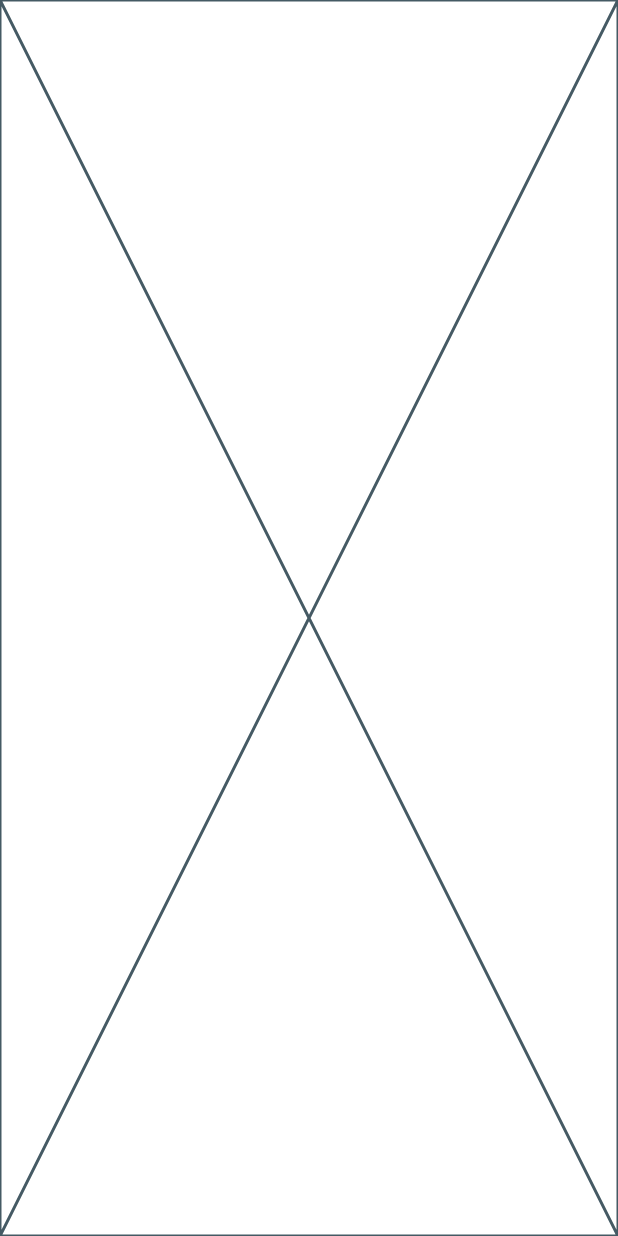
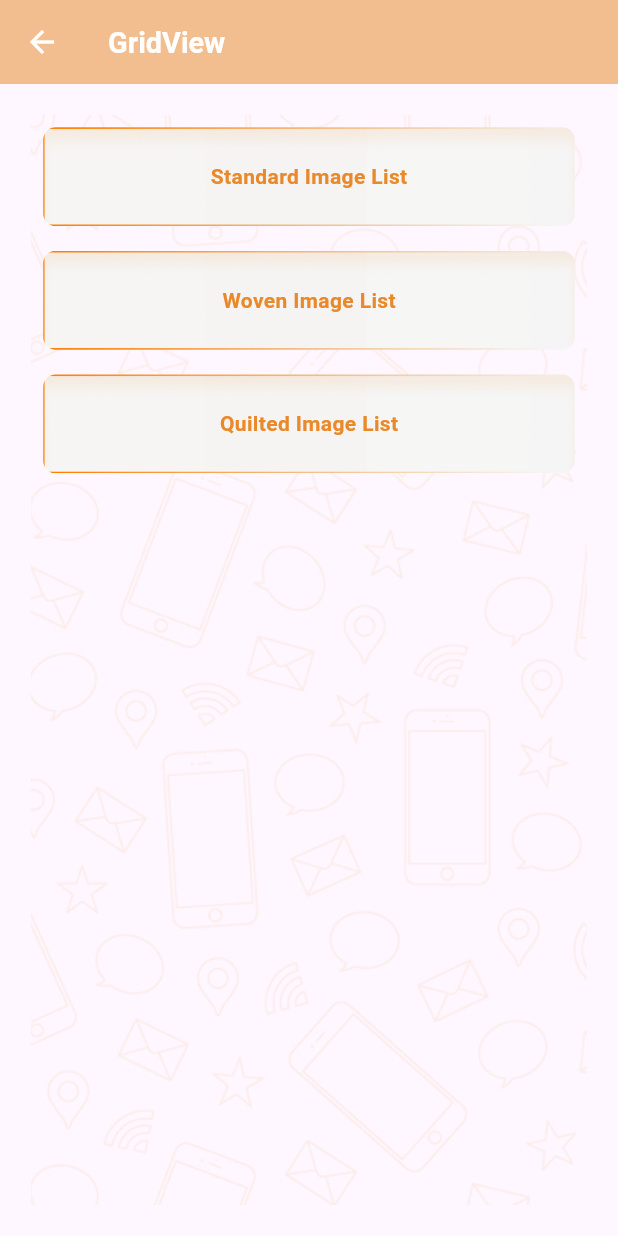
Before and after one commit to jemishmiracle/flutter_ui_component, a Flutter app: the screen it shows after launch, after a tap on "GridView", on a phone screen of 412 x 824 dp. Run offline on Flutter 3.47's test engine with Material 3 defaults, Android fonts, the phone set to English and light mode, and no system bars; our stand-ins replace get, sizer.

Commit message:
GridViewPage in standrand page complete and woven page working

```diff
--- a/lib/Constants/ImagePath.dart
+++ b/lib/Constants/ImagePath.dart
@@ -86,5 +86,5 @@ class ImagePath{
   static const travelImg10 = 'assets/Image/travel10.png';
   static const lakeImg1 = 'assets/Image/lake 1.png';
   static const lakeImg2 = 'assets/Image/lake 2.png';
-  // static const travelImg2 = 'assets/Image/travel2.png';
+  static const lakeImg3 = 'assets/Image/lake 3.png';
 }
--- a/lib/Route/Routes.dart
+++ b/lib/Route/Routes.dart
@@ -1,3 +1,4 @@
+
 class Routes{
   static const homeScreen = '/homeScreen';
   static const listviewScreen = '/listviewScreen';
@@ -27,9 +28,9 @@ class Routes{
   static const reorderableListScreen = '/reorderableListScreen';
   static const expandableListScreen = '/expandableListScreen';
   static const selectionListScreen = '/selectionListScreen';
-  // static const firebaseAdmobScreen = '/homeScreen';
-  // static const firebaseAdmobScreen = '/homeScreen';
-  // static const firebaseAdmobScreen = '/homeScreen';
+  static const standardImageListScreen = '/standardImageListScreen';
+  static const wovenImageListScreen = '/wovenImageListScreen';
+  static const quiltedImageListScreen = '/quiltedImageListScreen';
   // static const firebaseAdmobScreen = '/homeScreen';
   // static const firebaseAdmobScreen = '/homeScreen';
   // static const firebaseAdmobScreen = '/homeScreen';
--- a/lib/Route/Screens.dart
+++ b/lib/Route/Screens.dart
@@ -4,7 +4,10 @@ import 'package:flutter_ui_components/Screen/GridItem/ButtonsPage.dart';
 import 'package:flutter_ui_components/Screen/GridItem/ChipsGalleryPage.dart';
 import 'package:flutter_ui_components/Screen/GridItem/DialogsPage.dart';
 import 'package:flutter_ui_components/Screen/GridItem/GoogleMapPage.dart';
-import 'package:flutter_ui_components/Screen/GridItem/GridViewPage.dart';
+import 'package:flutter_ui_components/Screen/GridItem/GridView/GridViewItem/QuiltedImageList.dart';
+import 'package:flutter_ui_components/Screen/GridItem/GridView/GridViewItem/Standard%20Image%20List.dart';
+import 'package:flutter_ui_components/Screen/GridItem/GridView/GridViewItem/WovenImageList.dart';
+import 'package:flutter_ui_components/Screen/GridItem/GridView/GridViewPage.dart';
 import 'package:flutter_ui_components/Screen/GridItem/ListView/ListViewItem/BouncyList.dart';
 import 'package:flutter_ui_components/Screen/GridItem/ListView/ListViewItem/ExpandableList.dart';
 import 'package:flutter_ui_components/Screen/GridItem/ListView/ListViewItem/ReorderableList.dart';
@@ -57,9 +60,9 @@ class Screens{
     GetPage(name: Routes.reorderableListScreen, page: () => ReorderableList()),
     GetPage(name: Routes.expandableListScreen, page: () => ExpandableList()),
     GetPage(name: Routes.selectionListScreen, page: () => SelectionList()),
-    // GetPage(name: Routes.firebaseAdmobScreen, page: () => FirebaseAdmobPage()),
-    // GetPage(name: Routes.firebaseAdmobScreen, page: () => FirebaseAdmobPage()),
-    // GetPage(name: Routes.firebaseAdmobScreen, page: () => FirebaseAdmobPage()),
+    GetPage(name: Routes.standardImageListScreen, page: () => StandardImageList()),
+    GetPage(name: Routes.wovenImageListScreen, page: () => WovenImageList()),
+    GetPage(name: Routes.quiltedImageListScreen, page: () => QuiltedImageList()),
     // GetPage(name: Routes.firebaseAdmobScreen, page: () => FirebaseAdmobPage()),
     // GetPage(name: Routes.firebaseAdmobScreen, page: () => FirebaseAdmobPage()),
   ];
--- /dev/null
+++ b/lib/Screen/GridItem/GridView/GridViewPage.dart
@@ -0,0 +1,71 @@
+import 'package:flutter/material.dart';
+import 'package:flutter_ui_components/Constants/ImagePath.dart';
+import 'package:flutter_ui_components/Route/Routes.dart';
+import 'package:get/get.dart';
+import 'package:sizer/sizer.dart';
+
+class GridViewPage extends StatelessWidget {
+  const GridViewPage({super.key});
+
+  @override
+  Widget build(BuildContext context) {
+    List gridViewData = ["Standard Image List","Woven Image List","Quilted Image List"];
+    return Scaffold(
+      appBar: AppBar(
+        leading: IconButton(
+          onPressed: () => Get.back(),
+          icon: Icon(Icons.arrow_back,color: Theme.of(context).primaryColorDark,),),
+        title: Text('GridView',style: TextStyle(color: Theme.of(context).primaryColorDark,fontSize: 14.sp,fontWeight: FontWeight.w600),),
+        backgroundColor: Theme.of(context).primaryColor,
+      ),
+      body: SafeArea(
+        child: Container(padding: EdgeInsets.all(5.w),
+          child: Stack(
+            children: [
+              Image.asset(ImagePath.bgimg,fit: BoxFit.cover,height: double.infinity,),
+              Container(
+                child: ListView.builder(
+                    shrinkWrap: true,itemCount: gridViewData.length,
+                    itemBuilder: (context, index) {
+                      return Padding(padding: EdgeInsets.all(2.w),
+                        child: InkWell(
+                          onTap: () {
+                            switch(index){
+                              case 0:
+                                Get.toNamed(Routes.standardImageListScreen);
+                                break;
+                              case 1:
+                                Get.toNamed(Routes.wovenImageListScreen);
+                                break;
+                              case 2:
+                                Get.toNamed(Routes.quiltedImageListScreen);
+                                break;
+                            }
+                          },
+                          child: Container(width: 80.w,height: 8.h,
+                            decoration: BoxDecoration(
+                              borderRadius: BorderRadius.circular(2.w),
+                              image: DecorationImage(
+                                image: AssetImage(ImagePath.conImg,),
+                                fit: BoxFit.fill,
+                              ),
+                            ),
+                            child: Center(
+                              child: Text(
+                                gridViewData[index],
+                                style: TextStyle(color: Theme.of(context).secondaryHeaderColor,fontWeight: FontWeight.w600),
+                              ),
+                            ),
+                          ),
+                        ),
+                      );
+                    },
+                ),
+              ),
+            ],
+          ),
+        ),
+      ),
+    );
+  }
+}
--- a/lib/Screen/GridItem/GridViewPage.dart
+++ /dev/null
@@ -1,10 +0,0 @@
-import 'package:flutter/cupertino.dart';
-
-class GridViewPage extends StatelessWidget {
-  const GridViewPage({super.key});
-
-  @override
-  Widget build(BuildContext context) {
-    return const Placeholder();
-  }
-}
--- a/lib/Screen/Home.dart
+++ b/lib/Screen/Home.dart
@@ -9,7 +9,7 @@ import 'package:flutter_ui_components/Screen/GridItem/ChipsGalleryPage.dart';
 import 'package:flutter_ui_components/Screen/GridItem/DialogsPage.dart';
 import 'package:flutter_ui_components/Screen/GridItem/FirebaseAdmobPage.dart';
 import 'package:flutter_ui_components/Screen/GridItem/GoogleMapPage.dart';
-import 'package:flutter_ui_components/Screen/GridItem/GridViewPage.dart';
+import 'package:flutter_ui_components/Screen/GridItem/GridView/GridViewPage.dart';
 import 'package:flutter_ui_components/Screen/GridItem/ProfilePage.dart';
 import 'package:flutter_ui_components/Screen/GridItem/ProgressBarsPage.dart';
 import 'package:flutter_ui_components/Screen/GridItem/SearchBarPage.dart';
--- a/lib/main.dart
+++ b/lib/main.dart
@@ -23,7 +23,9 @@ class MyApp extends StatelessWidget {
               primaryColor: Color(0x85E98929),
               secondaryHeaderColor: Color(0xffE98929),
               shadowColor : Color(0x95E98929),
-                primaryColorLight: Color(0xffE98929)
+                primaryColorLight: Color(0xffE98929),
+                bottomAppBarColor: Colors.black,
+              cardColor: Colors.grey
             ),
             getPages:Screens.routes,
             initialRoute: Routes.homeScreen,
--- a/pubspec.yaml
+++ b/pubspec.yaml
@@ -37,6 +37,7 @@ dependencies:
   cupertino_icons: ^1.0.2
   get:
   sizer:
+  flutter_staggered_grid_view: ^0.7.0
 
 dev_dependencies:
   flutter_test:
@@ -48,6 +49,7 @@ dev_dependencies:
   # package. See that file for information about deactivating specific lint
   # rules and activating additional ones.
   flutter_lints: ^2.0.0
+
 
 # For information on the generic Dart part of this file, see the
 # following page: https://dart.dev/tools/pub/pubspec
```
Also changed, not shown: lib/Screen/GridItem/GridView/GridViewItem/QuiltedImageList.dart (added, +28 -0 lines), lib/Screen/GridItem/GridView/GridViewItem/Standard Image List.dart (added, +43 -0 lines), lib/Screen/GridItem/GridView/GridViewItem/WovenImageList.dart (added, +40 -0 lines), lib/Screen/GridItem/ListView/ListViewItem/ExpandableList.dart (+116 -53 lines), pubspec.lock.
